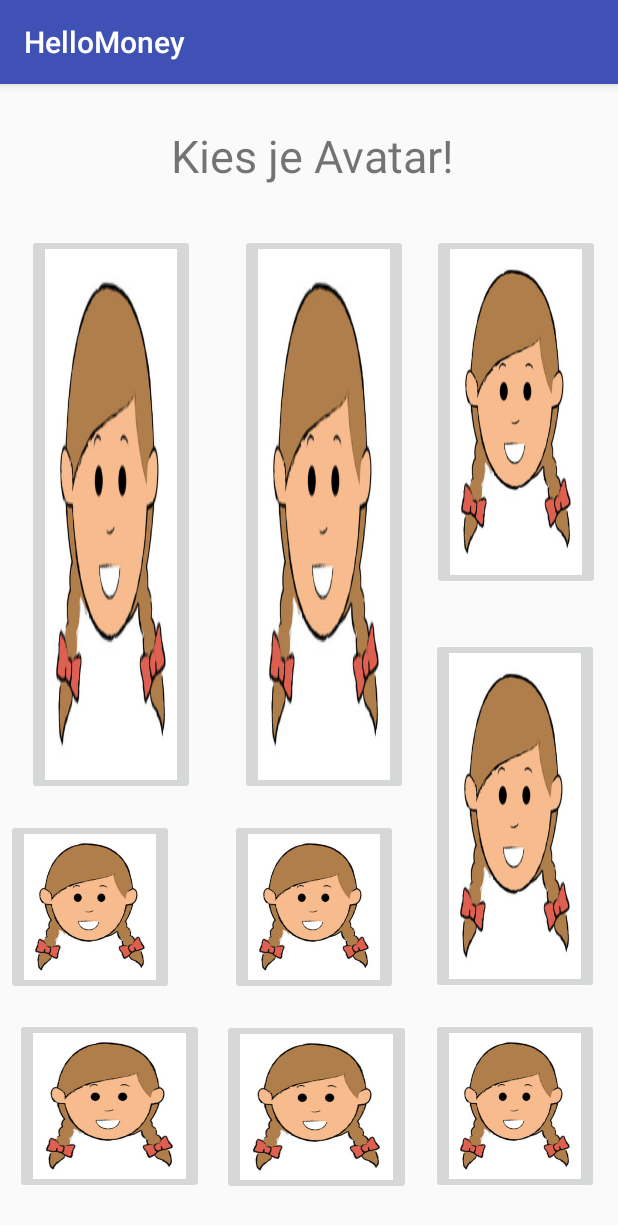
After one commit to Lola4242/HelloMoney, an Android app: the ChoosAvatar screen opened directly, with no data from a screen before it, on a phone screen of 412 x 824 dp. The commit adds this screen. Shown: the top 1225 px of the screen. Run offline under Robolectric (Android 15) with nearby library versions, the phone set to English and light mode, and no system bars; 1 statement that could not run was skipped.

Commit message:
Chose your avatar

```diff
--- a/app/src/main/AndroidManifest.xml
+++ b/app/src/main/AndroidManifest.xml
@@ -16,6 +16,7 @@
                 <category android:name="android.intent.category.LAUNCHER" />
             </intent-filter>
         </activity>
+        <activity android:name=".ChoosAvatar"></activity>
     </application>
 
 </manifest>
--- /dev/null
+++ b/app/src/main/java/com/example/hellomoney/ChoosAvatar.java
@@ -0,0 +1,17 @@
+package com.example.hellomoney;
+
+import android.support.v7.app.AppCompatActivity;
+import android.os.Bundle;
+
+import com.example.hellomoney.model.Child;
+
+public class ChoosAvatar extends AppCompatActivity {
+
+    @Override
+    protected void onCreate(Bundle savedInstanceState) {
+        super.onCreate(savedInstanceState);
+        setContentView(R.layout.activity_choos_avatar);
+        Child child = (Child) getIntent().getParcelableExtra("test");
+        System.out.println(child.getAvatar());
+    }
+}
--- a/app/src/main/java/com/example/hellomoney/StartActivity.java
+++ b/app/src/main/java/com/example/hellomoney/StartActivity.java
@@ -1,13 +1,26 @@
 package com.example.hellomoney;
 
+import android.content.Intent;
 import android.support.v7.app.AppCompatActivity;
 import android.os.Bundle;
+import android.view.View;
+
+import com.example.hellomoney.model.Child;
 
 public class StartActivity extends AppCompatActivity {
+
+    public Child child = new Child();
 
     @Override
     protected void onCreate(Bundle savedInstanceState) {
         super.onCreate(savedInstanceState);
         setContentView(R.layout.activity_start);
     }
+
+    public void next(View view){
+        Intent intent = new Intent(this, ChoosAvatar.class);
+        child.setAvatar(2);
+        intent.putExtra("test", child);
+        startActivity(intent);
+    }
 }
--- /dev/null
+++ b/app/src/main/java/com/example/hellomoney/model/Child.java
@@ -0,0 +1,58 @@
+package com.example.hellomoney.model;
+
+import android.os.Parcel;
+import android.os.Parcelable;
+
+public class Child implements Parcelable{
+
+    private String firstName;
+    int Avatar;
+
+    public Child(Parcel in) {
+        firstName = in.readString();
+        Avatar = in.readInt();
+    }
+
+    public static final Creator<Child> CREATOR = new Creator<Child>() {
+        @Override
+        public Child createFromParcel(Parcel in) {
+            return new Child(in);
+        }
+
+        @Override
+        public Child[] newArray(int size) {
+            return new Child[size];
+        }
+    };
+
+    public Child() {
+
+    }
+
+    public void setFirstName(String firstName){
+        this.firstName = firstName;
+    }
+
+    public String getFirstName() {
+        return firstName;
+    }
+
+    public int getAvatar() {
+        return Avatar;
+    }
+
+    public void setAvatar(int avatar) {
+        Avatar = avatar;
+    }
+
+    @Override
+    public int describeContents() {
+        return 0;
+    }
+
+    @Override
+    public void writeToParcel(Parcel dest, int flags) {
+        dest.writeString(firstName);
+        dest.writeInt(Avatar);
+    }
+}
--- /dev/null
+++ b/app/src/main/res/layout/activity_choos_avatar.xml
@@ -0,0 +1,158 @@
+<?xml version="1.0" encoding="utf-8"?>
+<android.support.constraint.ConstraintLayout xmlns:android="http://schemas.android.com/apk/res/android"
+    xmlns:app="http://schemas.android.com/apk/res-auto"
+    xmlns:tools="http://schemas.android.com/tools"
+    android:layout_width="match_parent"
+    android:layout_height="match_parent"
+    tools:context=".ChoosAvatar">
+
+    <ImageButton
+        android:id="@+id/imageButton8"
+        android:layout_width="0dp"
+        android:layout_height="117dp"
+        android:layout_marginBottom="29dp"
+        android:layout_marginEnd="12dp"
+        android:layout_marginLeft="10dp"
+        android:layout_marginRight="12dp"
+        android:layout_marginStart="10dp"
+        android:layout_marginTop="16dp"
+        android:scaleType="fitXY"
+        app:layout_constraintBottom_toBottomOf="parent"
+        app:layout_constraintEnd_toStartOf="@+id/imageButton6"
+        app:layout_constraintHorizontal_bias="0.333"
+        app:layout_constraintStart_toStartOf="parent"
+        app:layout_constraintTop_toBottomOf="@+id/imageButton5"
+        app:srcCompat="@drawable/girl" />
+
+    <ImageButton
+        android:id="@+id/imageButton2"
+        android:layout_width="112dp"
+        android:layout_height="117dp"
+        android:layout_marginTop="16dp"
+        android:scaleType="fitXY"
+        app:layout_constraintEnd_toStartOf="@+id/imageButton4"
+        app:layout_constraintHorizontal_bias="0.5"
+        app:layout_constraintStart_toEndOf="@+id/imageButton3"
+        app:layout_constraintTop_toBottomOf="@+id/imageButton13"
+        app:srcCompat="@drawable/girl" />
+
+    <ImageButton
+        android:id="@+id/imageButton13"
+        android:layout_width="112dp"
+        android:layout_height="0dp"
+        android:layout_marginBottom="294dp"
+        android:layout_marginEnd="16dp"
+        android:layout_marginRight="16dp"
+        android:scaleType="fitXY"
+        app:layout_constraintBottom_toBottomOf="parent"
+        app:layout_constraintEnd_toStartOf="@+id/imageButton4"
+        app:layout_constraintTop_toBottomOf="@+id/textView"
+        app:srcCompat="@drawable/girl" />
+
+    <ImageButton
+        android:id="@+id/imageButton4"
+        android:layout_width="112dp"
+        android:layout_height="0dp"
+        android:layout_marginBottom="16dp"
+        android:layout_marginEnd="12dp"
+        android:layout_marginRight="12dp"
+        android:layout_marginTop="100dp"
+        android:scaleType="fitXY"
+        app:layout_constraintBottom_toTopOf="@+id/imageButton12"
+        app:layout_constraintEnd_toEndOf="parent"
+        app:layout_constraintTop_toTopOf="parent"
+        app:srcCompat="@drawable/girl" />
+
+    <ImageButton
+        android:id="@+id/imageButton5"
+        android:layout_width="112dp"
+        android:layout_height="117dp"
+        android:layout_marginLeft="4dp"
+        android:layout_marginStart="4dp"
+        android:layout_marginTop="16dp"
+        android:scaleType="fitXY"
+        app:layout_constraintStart_toStartOf="parent"
+        app:layout_constraintTop_toBottomOf="@+id/imageButton3"
+        app:srcCompat="@drawable/girl" />
+
+    <ImageButton
+        android:id="@+id/imageButton6"
+        android:layout_width="0dp"
+        android:layout_height="117dp"
+        android:layout_marginEnd="138dp"
+        android:layout_marginRight="138dp"
+        android:layout_marginTop="16dp"
+        android:scaleType="fitXY"
+        app:layout_constraintEnd_toEndOf="parent"
+        app:layout_constraintStart_toEndOf="@+id/imageButton8"
+        app:layout_constraintTop_toBottomOf="@+id/imageButton2"
+        app:srcCompat="@drawable/girl" />
+
+    <ImageButton
+        android:id="@+id/imageButton7"
+        android:layout_width="112dp"
+        android:layout_height="117dp"
+        android:layout_marginTop="16dp"
+        android:scaleType="fitXY"
+        app:layout_constraintEnd_toEndOf="parent"
+        app:layout_constraintHorizontal_bias="0.5"
+        app:layout_constraintStart_toEndOf="@+id/imageButton6"
+        app:layout_constraintTop_toBottomOf="@+id/imageButton12"
+        app:srcCompat="@drawable/girl" />
+
+    <ImageButton
+        android:id="@+id/imageButton12"
+        android:layout_width="112dp"
+        android:layout_height="0dp"
+        android:layout_marginBottom="161dp"
+        android:layout_marginTop="16dp"
+        android:scaleType="fitXY"
+        app:layout_constraintBottom_toBottomOf="parent"
+        app:layout_constraintEnd_toEndOf="parent"
+        app:layout_constraintHorizontal_bias="0.5"
+        app:layout_constraintStart_toEndOf="@+id/imageButton6"
+        app:layout_constraintTop_toBottomOf="@+id/imageButton4"
+        app:srcCompat="@drawable/girl" />
+
+    <ImageButton
+        android:id="@+id/imageButton3"
+        android:layout_width="112dp"
+        android:layout_height="0dp"
+        android:layout_marginBottom="294dp"
+        android:layout_marginEnd="16dp"
+        android:layout_marginLeft="4dp"
+        android:layout_marginRight="16dp"
+        android:layout_marginStart="4dp"
+        android:layout_marginTop="32dp"
+        android:scaleType="fitXY"
+        app:layout_constraintBottom_toBottomOf="parent"
+        app:layout_constraintEnd_toStartOf="@+id/imageButton13"
+        app:layout_constraintStart_toStartOf="parent"
+        app:layout_constraintTop_toBottomOf="@+id/textView"
+        app:srcCompat="@drawable/girl" />
+
+    <TextView
+        android:id="@+id/textView"
+        android:layout_width="wrap_content"
+        android:layout_height="wrap_content"
+        android:layout_marginBottom="32dp"
+        android:layout_marginEnd="8dp"
+        android:layout_marginRight="8dp"
+        android:layout_marginTop="27dp"
+        android:text="@string/Avatar"
+        android:textSize="30sp"
+        app:layout_constraintBottom_toTopOf="@+id/imageButton13"
+        app:layout_constraintEnd_toEndOf="parent"
+        app:layout_constraintHorizontal_bias="0.528"
+        app:layout_constraintStart_toStartOf="parent"
+        app:layout_constraintTop_toTopOf="parent" />
+
+    <android.support.constraint.Group
+        android:id="@+id/group"
+        android:layout_width="wrap_content"
+        android:layout_height="wrap_content"
+        app:layout_constraintBottom_toTopOf="parent"
+        app:layout_constraintEnd_toStartOf="parent"
+        app:layout_constraintStart_toStartOf="parent"
+        app:layout_constraintTop_toTopOf="parent" />
+</android.support.constraint.ConstraintLayout>
--- a/app/src/main/res/layout/activity_start.xml
+++ b/app/src/main/res/layout/activity_start.xml
@@ -22,4 +22,13 @@
         app:layout_constraintTop_toTopOf="parent"
         app:srcCompat="@drawable/girl" />
 
+    <Button
+        android:id="@+id/button"
+        android:layout_width="wrap_content"
+        android:layout_height="wrap_content"
+        android:onClick="next"
+        android:text="Button"
+        tools:layout_editor_absoluteX="130dp"
+        tools:layout_editor_absoluteY="409dp" />
+
 </android.support.constraint.ConstraintLayout>
--- a/app/src/main/res/values/strings.xml
+++ b/app/src/main/res/values/strings.xml
@@ -1,3 +1,4 @@
 <resources>
     <string name="app_name">HelloMoney</string>
+    <string name="Avatar">Kies je Avatar!</string>
 </resources>
```
